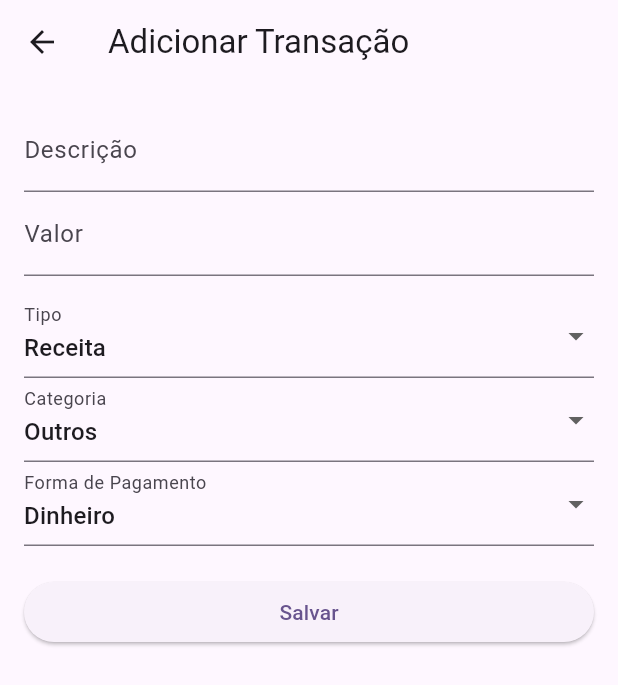
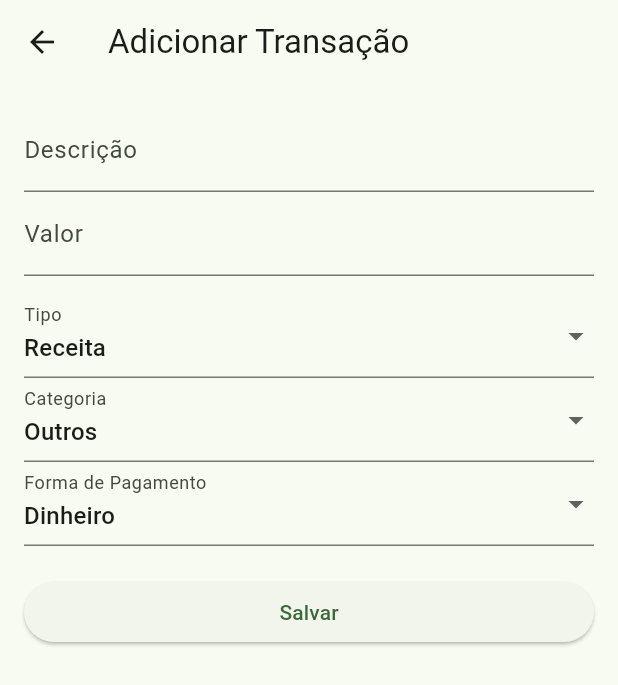
Before and after one commit to LevyFatec/financas, a Flutter app: the screen it shows after launch, after a tap on the "add" icon, on a phone screen of 412 x 824 dp. Shown: the top 685 px of the screen. Run offline on Flutter 3.47's test engine with Material 3 defaults, Android fonts, the phone set to English and light mode, and no system bars; our stand-ins replace sqflite; accounts and stored records are empty.

```diff
--- a/lib/home.dart
+++ /dev/null
@@ -1,62 +0,0 @@
-import 'package:app_financas/telas/dashboardpage.dart';
-import 'package:app_financas/telas/historypage.dart';
-import 'package:app_financas/telas/settingspage.dart';
-import 'package:flutter/material.dart';
-
-class Home extends StatefulWidget {
-  const Home({super.key});
-
-  @override
-  State<Home> createState() => _HomeState();
-}
-
-class _HomeState extends State<Home> {
-  int _selectedIndex = 0;
-
-  final List<Widget> _telas = [
-    const DashboardPage(),
-    const HistoryPage(),
-    const SettingsPage(),
-  ];
-
-  void _onItemTapped(int index) {
-    setState(() {
-      _selectedIndex = index;
-    });
-  }
-
-  @override
-  Widget build(BuildContext context) {
-    return Scaffold(
-      appBar: AppBar(
-        title: const Text("Controle Financeiro"),
-        backgroundColor: Theme.of(context).colorScheme.primary,
-        foregroundColor: Theme.of(context).colorScheme.onPrimary,
-      ),
-      body: IndexedStack(
-        index: _selectedIndex,
-        children: _telas,
-      ),
-      bottomNavigationBar: BottomNavigationBar(
-        items: const <BottomNavigationBarItem>[
-          BottomNavigationBarItem(
-            icon: Icon(Icons.home_filled),
-            label: 'Início',
-          ),
-          BottomNavigationBarItem(
-            icon: Icon(Icons.history),
-            label: 'Histórico',
-          ),
-          BottomNavigationBarItem(
-            icon: Icon(Icons.settings),
-            label: 'Ajustes',
-          ),
-        ],
-        currentIndex: _selectedIndex,
-        onTap: _onItemTapped,
-        selectedItemColor: Theme.of(context).colorScheme.primary,
-        unselectedItemColor: Colors.grey,
-      ),
-    );
-  }
-}
--- a/lib/main.dart
+++ b/lib/main.dart
@@ -1,6 +1,5 @@
+import 'package:app_financas/telas/home.dart';
 import 'package:flutter/material.dart';
-
-import 'home.dart';
 
 void main() {
   runApp(const MyApp());
@@ -12,12 +11,13 @@ class MyApp extends StatelessWidget {
   @override
   Widget build(BuildContext context) {
     return MaterialApp(
-      title: 'Aplicativo de finanças',
+      debugShowCheckedModeBanner: false,
+      title: 'Controle Financeiro',
       theme: ThemeData(
-
-        colorScheme: ColorScheme.fromSeed(seedColor: Colors.deepPurple),
+        colorScheme: ColorScheme.fromSeed(seedColor: Colors.green),
+        useMaterial3: true,
       ),
-      home: Home(),
+      home: const Home(),
     );
   }
 }
```
Also changed, not shown: pubspec.yaml (+7 -0 lines), pubspec.lock.
